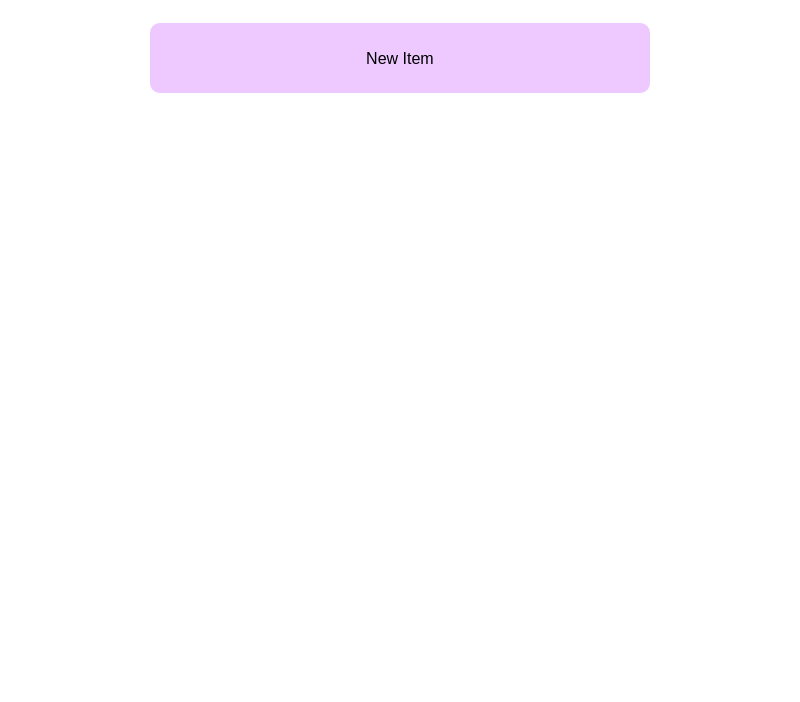
Before: the Qt Designer form ui/main.ui in Gamer201760/Tasker, drawn with Qt 5.
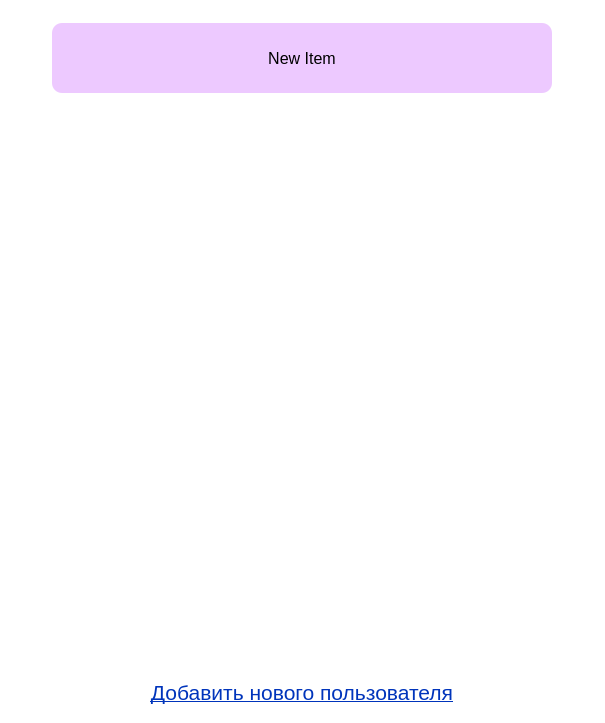
After: the same form once the commit is applied.

Commit message: add exception, rename models->model, register ui fineshed

Diff of the .ui file:
```diff
--- a/ui/main.ui
+++ b/ui/main.ui
@@ -6,8 +6,8 @@
    <rect>
     <x>0</x>
     <y>0</y>
-    <width>800</width>
-    <height>702</height>
+    <width>605</width>
+    <height>723</height>
    </rect>
   </property>
   <property name="windowTitle">
@@ -17,7 +17,7 @@
    <bool>false</bool>
   </property>
   <property name="styleSheet">
-   <string notr="true">background-color: rgb(255, 255, 255);</string>
+   <string notr="true">background-color: white;</string>
   </property>
   <widget class="QWidget" name="centralwidget">
    <layout class="QVBoxLayout" name="verticalLayout_3">
@@ -25,7 +25,7 @@
      <widget class="QStackedWidget" name="stackedWidget">
       <property name="styleSheet">
        <string notr="true">border: 0px;
-background-color: rgb(255, 255, 255);</string>
+</string>
       </property>
       <property name="currentIndex">
        <number>0</number>
@@ -43,7 +43,6 @@
        <property name="styleSheet">
         <string notr="true">QListWidget {
 	font-size: 16px;
-	
 }
 QListWidget::item {
 	margin-top: 5px;
@@ -54,6 +53,12 @@
 }
 QListWidget::item:hover{
 	background: #FED4E7;
+}
+QPushButton#register_btn{
+	color: #0034BB;
+}
+QPushButton#register_btn:hover{
+	color: #0034FF;
 }</string>
        </property>
        <layout class="QVBoxLayout" name="verticalLayout">
@@ -93,6 +98,25 @@
           </item>
          </widget>
         </item>
+        <item alignment="Qt::AlignHCenter|Qt::AlignVCenter">
+         <widget class="QPushButton" name="register_btn">
+          <property name="minimumSize">
+           <size>
+            <width>500</width>
+            <height>0</height>
+           </size>
+          </property>
+          <property name="font">
+           <font>
+            <pointsize>16</pointsize>
+            <underline>true</underline>
+           </font>
+          </property>
+          <property name="text">
+           <string>Добавить нового пользователя</string>
+          </property>
+         </widget>
+        </item>
        </layout>
       </widget>
       <widget class="QWidget" name="main">
```
Left out of the diff: 2 changed lines with no effect on the pictures. The commit also changes 10 other files.
